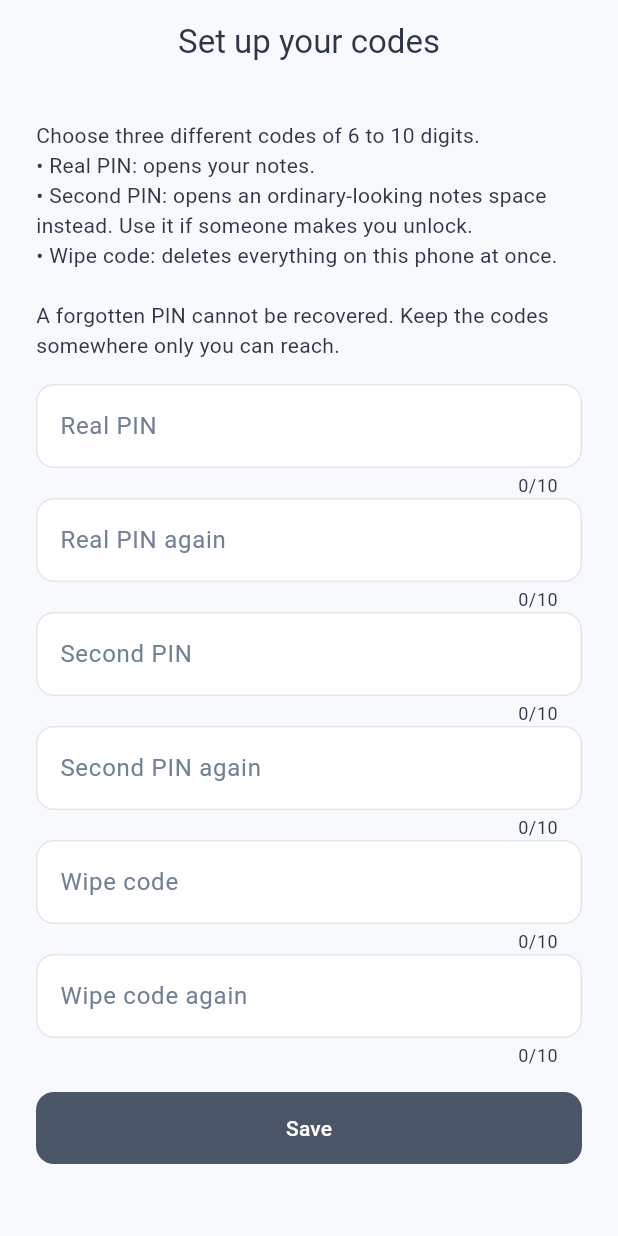
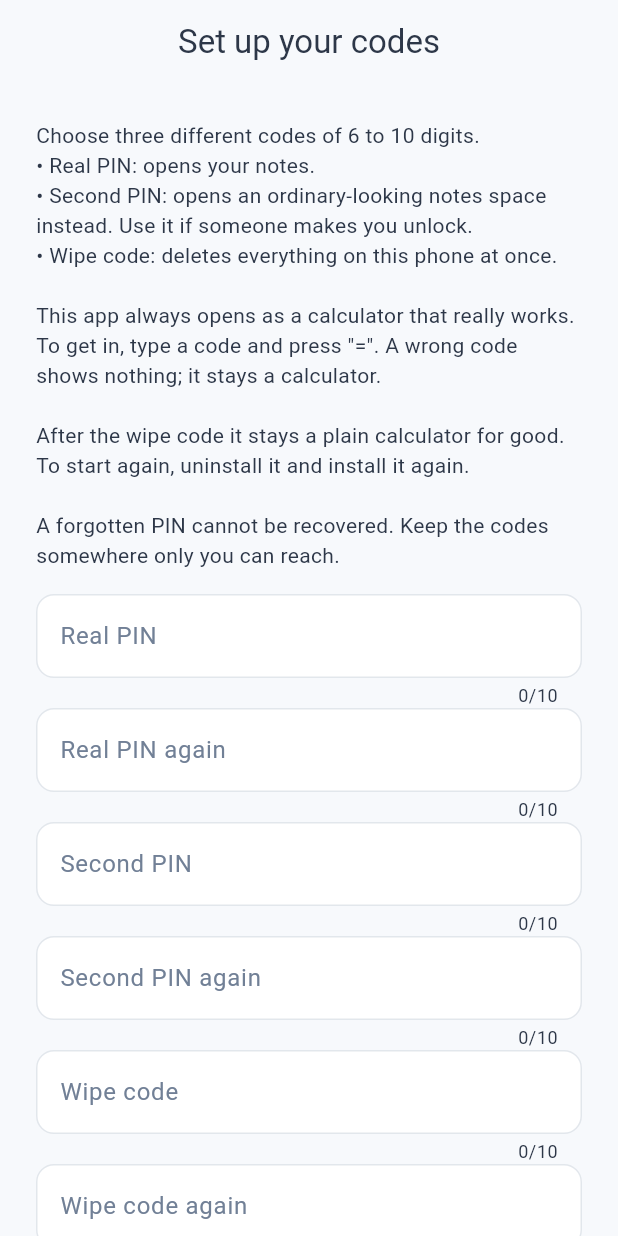
Before and after one commit to the-abraar/Protiti, a Flutter app: the screen it shows after launch, on a phone screen of 412 x 824 dp. Run offline on Flutter 3.47's test engine with Material 3 defaults, Android fonts, the phone set to English and light mode, and no system bars; our stand-ins replace audioplayers, flutter_image_compress, flutter_secure_storage, geolocator, image_picker, local_auth and 6 more; missing offline and left inert: encrypt, flutter_background_service, record, screen_brightness, secure_application, torch_light and 1 more; accounts and stored records are empty.

Commit message:
Bangla digits in codes; setup explains the calculator
০-৯ typed into a PIN field become 0-9 instead of being dropped, and
AuthService compares codes after the same mapping. The setup text says
the app always opens as a calculator, how to get in, and that after the
wipe code it stays a calculator until reinstalled.

Co-Authored-By: Claude Opus 5.5 <noreply@anthropic.com>

```diff
--- a/dkc/lib/ui/features/auth/pin_setup_screen.dart
+++ b/dkc/lib/ui/features/auth/pin_setup_screen.dart
@@ -78,7 +78,13 @@ class _PinSetupScreenState extends State<PinSetupScreen> {
         obscureText: true,
         keyboardType: TextInputType.number,
         maxLength: 10,
-        inputFormatters: [FilteringTextInputFormatter.digitsOnly],
+        // Bangla ০-৯ become 0-9 first; digitsOnly would otherwise drop them.
+        inputFormatters: [
+          TextInputFormatter.withFunction(
+            (_, value) => value.copyWith(text: AuthService.asciiDigits(value.text)),
+          ),
+          FilteringTextInputFormatter.digitsOnly,
+        ],
         decoration: InputDecoration(labelText: label),
       );
 
@@ -93,6 +99,10 @@ class _PinSetupScreenState extends State<PinSetupScreen> {
               '• Real PIN: opens your notes.\n'
               '• Second PIN: opens an ordinary-looking notes space instead. Use it if someone makes you unlock.\n'
               '• Wipe code: deletes everything on this phone at once.\n\n'
+              'This app always opens as a calculator that really works. To get in, type a code '
+              'and press "=". A wrong code shows nothing; it stays a calculator.\n\n'
+              'After the wipe code it stays a plain calculator for good. To start again, '
+              'uninstall it and install it again.\n\n'
               'A forgotten PIN cannot be recovered. Keep the codes somewhere only you can reach.',
             ),
             const SizedBox(height: 16),
```
Also changed, not shown: dkc/lib/data/services/auth_service.dart (+13 -9 lines), 2 other files.
